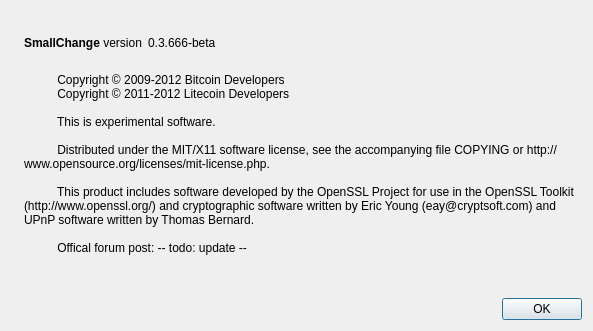
Above: src/qt/forms/aboutdialog.ui from KrisKlip/gitcoin before the change. Below: the same form after it.
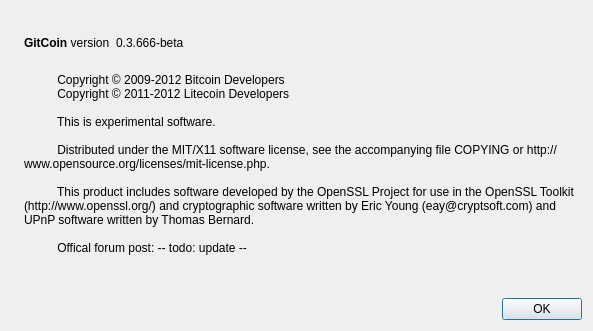
That is the form after the change. Icons and pictures are not drawn.

Diff of the .ui file:
```diff
--- a/src/qt/forms/aboutdialog.ui
+++ b/src/qt/forms/aboutdialog.ui
@@ -50,7 +50,7 @@
           <cursorShape>IBeamCursor</cursorShape>
          </property>
          <property name="text">
-          <string>&lt;b&gt;SmallChange&lt;/b&gt; version</string>
+          <string>&lt;b&gt;GitCoin&lt;/b&gt; version</string>
          </property>
          <property name="textInteractionFlags">
           <set>Qt::LinksAccessibleByMouse|Qt::TextSelectableByKeyboard|Qt::TextSelectableByMouse</set>
```
Left out of the diff: 2 changed lines with no effect on the pictures.
